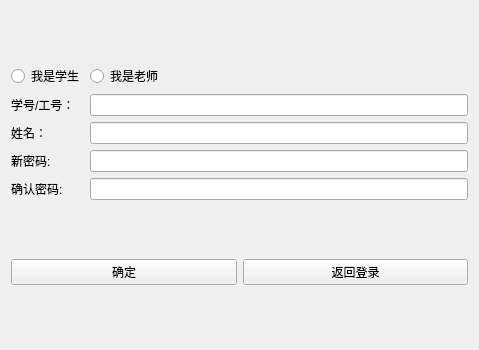
First picture: the form in StuVsProject/RegisterDialog.ui, repository ZiYiWang-create/stuVsProject, before the edit.
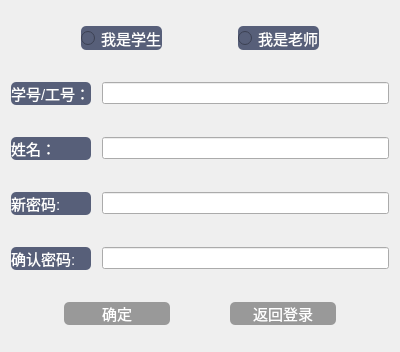
Second picture: the form after the edit. Icons and pictures are not drawn.

```diff
--- a/StuVsProject/RegisterDialog.ui
+++ b/StuVsProject/RegisterDialog.ui
@@ -6,45 +6,139 @@
    <rect>
     <x>0</x>
     <y>0</y>
-    <width>479</width>
-    <height>350</height>
+    <width>400</width>
+    <height>352</height>
    </rect>
   </property>
+  <property name="minimumSize">
+   <size>
+    <width>400</width>
+    <height>352</height>
+   </size>
+  </property>
+  <property name="maximumSize">
+   <size>
+    <width>400</width>
+    <height>352</height>
+   </size>
+  </property>
   <property name="windowTitle">
    <string>RegisterDialog</string>
   </property>
-  <layout class="QGridLayout" name="gridLayout_2">
-   <item row="0" column="0" colspan="2">
+  <layout class="QGridLayout" name="gridLayout_3">
+   <property name="leftMargin">
+    <number>0</number>
+   </property>
+   <property name="topMargin">
+    <number>0</number>
+   </property>
+   <property name="rightMargin">
+    <number>0</number>
+   </property>
+   <property name="bottomMargin">
+    <number>0</number>
+   </property>
+   <property name="horizontalSpacing">
+    <number>0</number>
+   </property>
+   <item row="0" column="0">
+    <widget class="QWidget" name="widget" native="true">
+     <property name="styleSheet">
+      <string notr="true">QWidget#widget{border-image: url(:/check_in/Resources/maxwell-ridgeway-UyhtqolKMb4-unsplash.jpg);}
+QLabel{
+border-radius:5px;
+background:rgb(87, 95, 121);
+color:white;
+font-size:15px;}
+</string>
+     </property>
     <layout class="QGridLayout" name="gridLayout">
-     <item row="5" column="2">
-      <widget class="QLineEdit" name="pwd2lineEdit"/>
-     </item>
-     <item row="0" column="2">
+      <property name="leftMargin">
+       <number>11</number>
+      </property>
+      <property name="topMargin">
+       <number>0</number>
+      </property>
+      <property name="rightMargin">
+       <number>11</number>
+      </property>
+      <property name="bottomMargin">
+       <number>0</number>
+      </property>
+      <property name="horizontalSpacing">
+       <number>11</number>
+      </property>
+      <item row="0" column="0" colspan="2">
+       <layout class="QHBoxLayout" name="horizontalLayout_2">
+        <item>
+         <spacer name="horizontalSpacer_5">
+          <property name="orientation">
+           <enum>Qt::Horizontal</enum>
+          </property>
+          <property name="sizeHint" stdset="0">
+           <size>
+            <width>40</width>
+            <height>20</height>
+           </size>
+          </property>
+         </spacer>
+        </item>
+        <item>
+         <widget class="QRadioButton" name="stuRadioButton">
+          <property name="styleSheet">
+           <string notr="true">
+border-radius:5px;
+background:rgb(87, 95, 121);
+color:white;
+font-size:15px;</string>
+          </property>
+          <property name="text">
+           <string>我是学生</string>
+          </property>
+         </widget>
+        </item>
+        <item>
+         <spacer name="horizontalSpacer_6">
+          <property name="orientation">
+           <enum>Qt::Horizontal</enum>
+          </property>
+          <property name="sizeHint" stdset="0">
+           <size>
+            <width>40</width>
+            <height>20</height>
+           </size>
+          </property>
+         </spacer>
+        </item>
+        <item>
       <widget class="QRadioButton" name="teacherRadioButton">
+          <property name="styleSheet">
+           <string notr="true">
+border-radius:5px;
+background:rgb(87, 95, 121);
+color:white;
+font-size:15px;
+</string>
+          </property>
        <property name="text">
         <string>我是老师</string>
        </property>
       </widget>
      </item>
-     <item row="5" column="0">
-      <widget class="QLabel" name="label_4">
-       <property name="text">
-        <string>确认密码:</string>
-       </property>
-      </widget>
-     </item>
-     <item row="4" column="2">
-      <widget class="QLineEdit" name="pwd1lineEdit"/>
-     </item>
-     <item row="4" column="0">
-      <widget class="QLabel" name="label_3">
-       <property name="text">
-        <string>新密码:</string>
-       </property>
-      </widget>
-     </item>
-     <item row="2" column="2">
-      <widget class="QLineEdit" name="namelineEdit"/>
+        <item>
+         <spacer name="horizontalSpacer_4">
+          <property name="orientation">
+           <enum>Qt::Horizontal</enum>
+          </property>
+          <property name="sizeHint" stdset="0">
+           <size>
+            <width>40</width>
+            <height>20</height>
+           </size>
+          </property>
+         </spacer>
+        </item>
+       </layout>
      </item>
      <item row="1" column="0">
       <widget class="QLabel" name="label_2">
@@ -53,12 +147,8 @@
        </property>
       </widget>
      </item>
-     <item row="0" column="0" colspan="2">
-      <widget class="QRadioButton" name="stuRadioButton">
-       <property name="text">
-        <string>我是学生</string>
-       </property>
-      </widget>
+      <item row="1" column="1">
+       <widget class="QLineEdit" name="idlineEdit"/>
      </item>
      <item row="2" column="0">
       <widget class="QLabel" name="label">
@@ -67,25 +157,103 @@
        </property>
       </widget>
      </item>
-     <item row="1" column="2">
-      <widget class="QLineEdit" name="idlineEdit"/>
-     </item>
-    </layout>
-   </item>
-   <item row="1" column="0">
+      <item row="2" column="1">
+       <widget class="QLineEdit" name="namelineEdit"/>
+      </item>
+      <item row="3" column="0">
+       <widget class="QLabel" name="label_3">
+        <property name="text">
+         <string>新密码:</string>
+        </property>
+       </widget>
+      </item>
+      <item row="3" column="1">
+       <widget class="QLineEdit" name="pwd1lineEdit"/>
+      </item>
+      <item row="4" column="0">
+       <widget class="QLabel" name="label_4">
+        <property name="text">
+         <string>确认密码:</string>
+        </property>
+       </widget>
+      </item>
+      <item row="4" column="1">
+       <widget class="QLineEdit" name="pwd2lineEdit"/>
+      </item>
+      <item row="5" column="0" colspan="2">
+       <layout class="QHBoxLayout" name="horizontalLayout" stretch="1,2,1,2,1">
+        <item>
+         <spacer name="horizontalSpacer_3">
+          <property name="orientation">
+           <enum>Qt::Horizontal</enum>
+          </property>
+          <property name="sizeHint" stdset="0">
+           <size>
+            <width>40</width>
+            <height>20</height>
+           </size>
+          </property>
+         </spacer>
+        </item>
+        <item>
     <widget class="QPushButton" name="sureBtn">
+          <property name="styleSheet">
+           <string notr="true">QPushButton{
+border-radius:5px;
+background:rgb(153, 153, 153);
+color:white;
+font-size:15px;}</string>
+          </property>
      <property name="text">
       <string>确定</string>
      </property>
     </widget>
    </item>
-   <item row="1" column="1">
+        <item>
+         <spacer name="horizontalSpacer">
+          <property name="orientation">
+           <enum>Qt::Horizontal</enum>
+          </property>
+          <property name="sizeHint" stdset="0">
+           <size>
+            <width>40</width>
+            <height>20</height>
+           </size>
+          </property>
+         </spacer>
+        </item>
+        <item>
     <widget class="QPushButton" name="backBtn">
+          <property name="styleSheet">
+           <string notr="true">QPushButton{
+border-radius:5px;
+background:rgb(153, 153, 153);
+color:white;
+font-size:15px;}</string>
+          </property>
      <property name="text">
       <string>返回登录</string>
      </property>
     </widget>
    </item>
+        <item>
+         <spacer name="horizontalSpacer_2">
+          <property name="orientation">
+           <enum>Qt::Horizontal</enum>
+          </property>
+          <property name="sizeHint" stdset="0">
+           <size>
+            <width>40</width>
+            <height>20</height>
+           </size>
+          </property>
+         </spacer>
+        </item>
+       </layout>
+      </item>
+     </layout>
+    </widget>
+   </item>
   </layout>
  </widget>
  <layoutdefault spacing="6" margin="11"/>
```
Left out of the diff: 4 changed lines with no effect on the pictures. Lines whose indentation alone changed are shown as unchanged.
